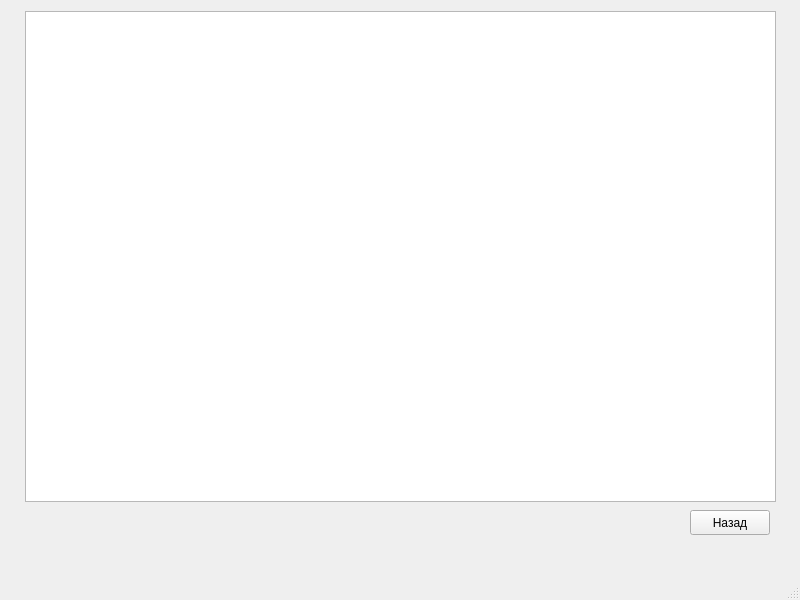
The window that ui/mainwindow.ui (vernolll/The-bank-s-application) describes before a commit, drawn with Qt 5.
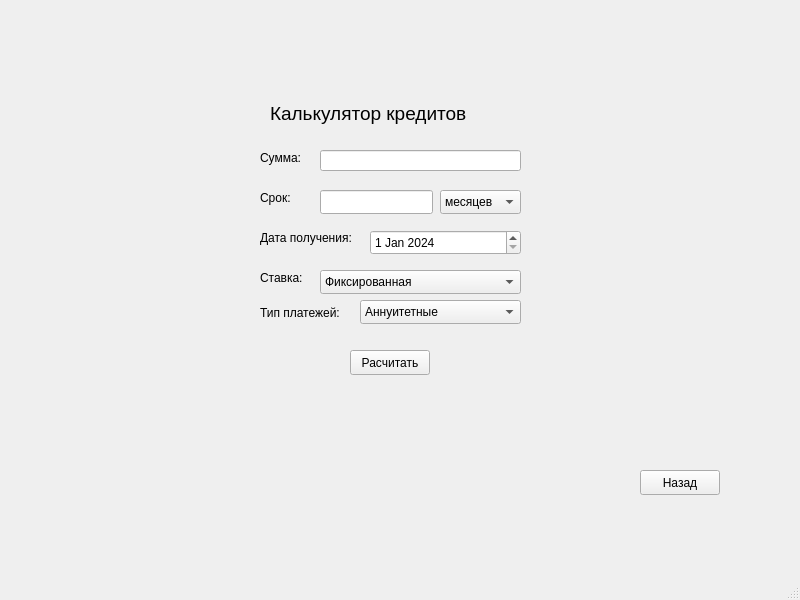
The same window after the commit. Custom widgets are drawn as their Qt base class.

Commit message: new section 'credit calculator'

The edit to the form file:
```diff
--- a/ui/mainwindow.ui
+++ b/ui/mainwindow.ui
@@ -24,7 +24,7 @@
      </rect>
     </property>
     <property name="currentIndex">
-     <number>6</number>
+     <number>7</number>
     </property>
     <widget class="QWidget" name="page_registration">
      <widget class="QWidget" name="layoutWidget_2">
@@ -579,6 +579,212 @@
       </property>
      </widget>
     </widget>
+    <widget class="QWidget" name="page_credit">
+     <widget class="QPushButton" name="pushButton_back_5">
+      <property name="geometry">
+       <rect>
+        <x>640</x>
+        <y>470</y>
+        <width>80</width>
+        <height>25</height>
+       </rect>
+      </property>
+      <property name="text">
+       <string>Назад</string>
+      </property>
+     </widget>
+     <widget class="QLineEdit" name="lineEdit_money_credit">
+      <property name="geometry">
+       <rect>
+        <x>320</x>
+        <y>150</y>
+        <width>201</width>
+        <height>21</height>
+       </rect>
+      </property>
+     </widget>
+     <widget class="QLabel" name="label_16">
+      <property name="geometry">
+       <rect>
+        <x>260</x>
+        <y>150</y>
+        <width>55</width>
+        <height>16</height>
+       </rect>
+      </property>
+      <property name="text">
+       <string>Сумма:</string>
+      </property>
+     </widget>
+     <widget class="QLabel" name="label_17">
+      <property name="geometry">
+       <rect>
+        <x>260</x>
+        <y>190</y>
+        <width>55</width>
+        <height>16</height>
+       </rect>
+      </property>
+      <property name="text">
+       <string>Срок:</string>
+      </property>
+     </widget>
+     <widget class="QLineEdit" name="lineEdit_date">
+      <property name="geometry">
+       <rect>
+        <x>320</x>
+        <y>190</y>
+        <width>113</width>
+        <height>24</height>
+       </rect>
+      </property>
+     </widget>
+     <widget class="QComboBox" name="comboBox_month">
+      <property name="geometry">
+       <rect>
+        <x>440</x>
+        <y>190</y>
+        <width>81</width>
+        <height>24</height>
+       </rect>
+      </property>
+      <item>
+       <property name="text">
+        <string>месяцев</string>
+       </property>
+      </item>
+      <item>
+       <property name="text">
+        <string>лет</string>
+       </property>
+      </item>
+     </widget>
+     <widget class="QDateEdit" name="dateEdit_date">
+      <property name="geometry">
+       <rect>
+        <x>370</x>
+        <y>230</y>
+        <width>151</width>
+        <height>25</height>
+       </rect>
+      </property>
+      <property name="dateTime">
+       <datetime>
+        <hour>0</hour>
+        <minute>0</minute>
+        <second>0</second>
+        <year>2024</year>
+        <month>1</month>
+        <day>1</day>
+       </datetime>
+      </property>
+     </widget>
+     <widget class="QLabel" name="label_18">
+      <property name="geometry">
+       <rect>
+        <x>260</x>
+        <y>230</y>
+        <width>100</width>
+        <height>16</height>
+       </rect>
+      </property>
+      <property name="text">
+       <string>Дата получения:</string>
+      </property>
+     </widget>
+     <widget class="QLabel" name="label_19">
+      <property name="geometry">
+       <rect>
+        <x>260</x>
+        <y>270</y>
+        <width>55</width>
+        <height>16</height>
+       </rect>
+      </property>
+      <property name="text">
+       <string>Ставка:</string>
+      </property>
+     </widget>
+     <widget class="QComboBox" name="comboBox_rate">
+      <property name="geometry">
+       <rect>
+        <x>320</x>
+        <y>270</y>
+        <width>201</width>
+        <height>24</height>
+       </rect>
+      </property>
+      <item>
+       <property name="text">
+        <string>Фиксированная</string>
+       </property>
+      </item>
+      <item>
+       <property name="text">
+        <string>Изменяемая</string>
+       </property>
+      </item>
+     </widget>
+     <widget class="QLabel" name="label_20">
+      <property name="geometry">
+       <rect>
+        <x>260</x>
+        <y>305</y>
+        <width>89</width>
+        <height>16</height>
+       </rect>
+      </property>
+      <property name="text">
+       <string>Тип платежей:</string>
+      </property>
+     </widget>
+     <widget class="QComboBox" name="comboBox_payments">
+      <property name="geometry">
+       <rect>
+        <x>360</x>
+        <y>300</y>
+        <width>161</width>
+        <height>24</height>
+       </rect>
+      </property>
+      <item>
+       <property name="text">
+        <string>Аннуитетные</string>
+       </property>
+      </item>
+      <item>
+       <property name="text">
+        <string>Дифференцированные</string>
+       </property>
+      </item>
+     </widget>
+     <widget class="QPushButton" name="pushButton_count_2">
+      <property name="geometry">
+       <rect>
+        <x>350</x>
+        <y>350</y>
+        <width>80</width>
+        <height>25</height>
+       </rect>
+      </property>
+      <property name="text">
+       <string>Расчитать</string>
+      </property>
+     </widget>
+     <widget class="QLabel" name="label_21">
+      <property name="geometry">
+       <rect>
+        <x>270</x>
+        <y>100</y>
+        <width>238</width>
+        <height>28</height>
+       </rect>
+      </property>
+      <property name="text">
+       <string>&lt;html&gt;&lt;head/&gt;&lt;body&gt;&lt;p&gt;&lt;span style=&quot; font-size:14pt;&quot;&gt; Калькулятор кредитов&lt;/span&gt;&lt;/p&gt;&lt;/body&gt;&lt;/html&gt;</string>
+      </property>
+     </widget>
+    </widget>
    </widget>
   </widget>
   <widget class="QMenuBar" name="menubar">
```
Left out of the diff: 15 changed lines with no effect on the pictures. The commit also changes 16 other files.
